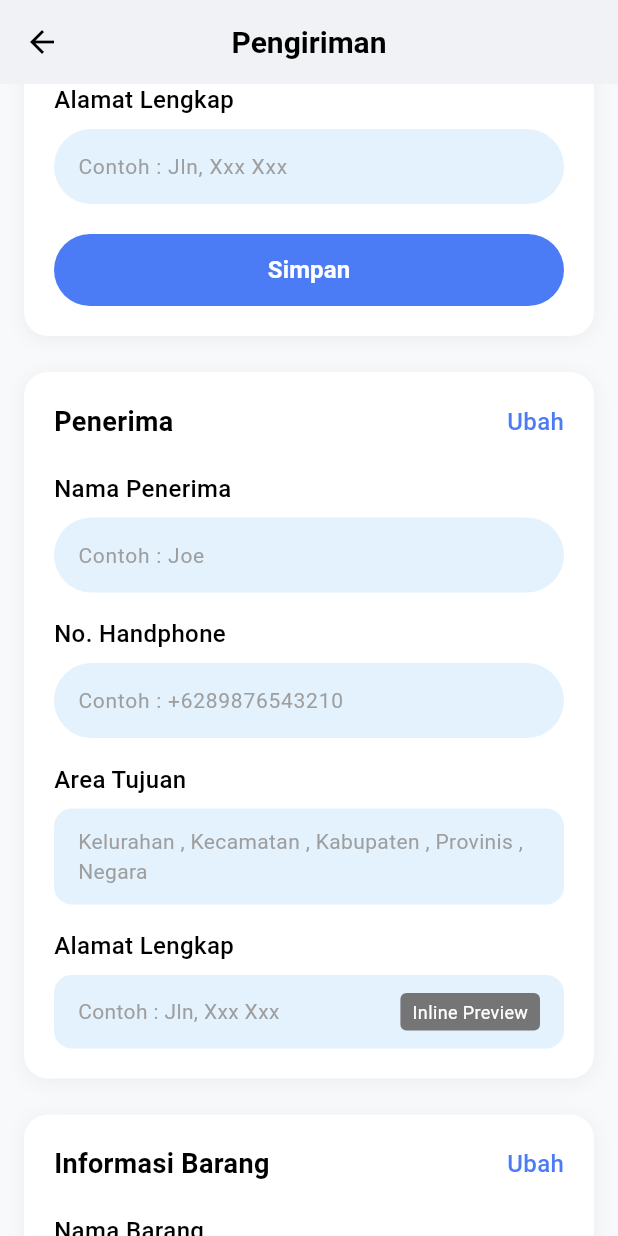
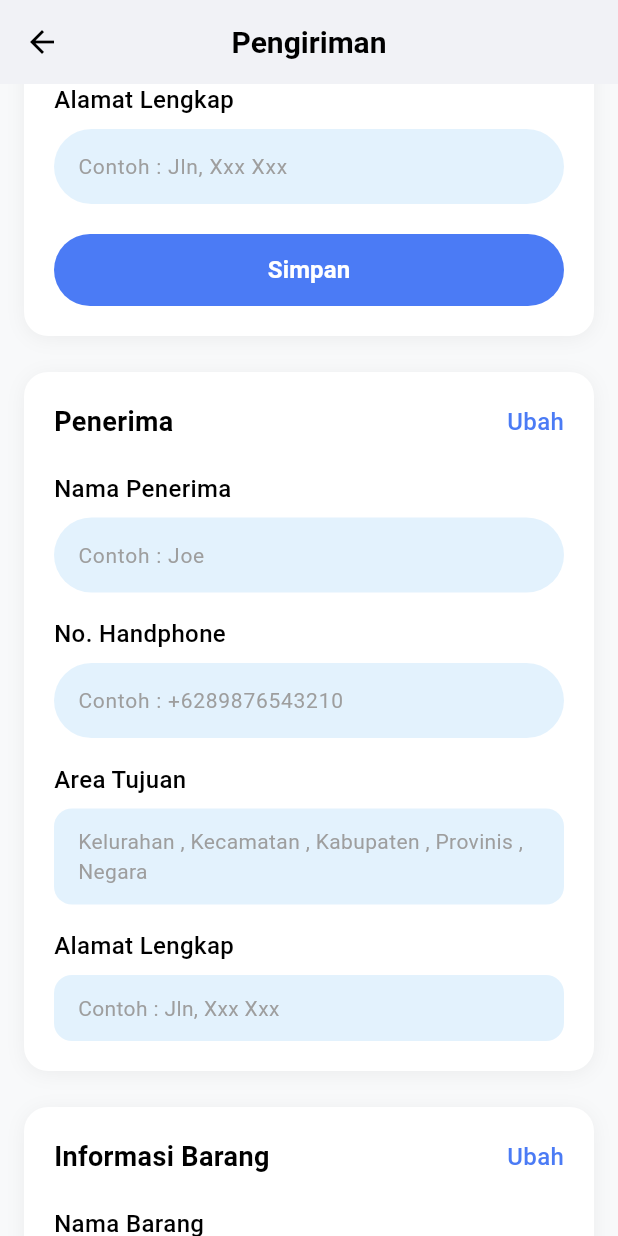
Before and after one commit to ArthaMaulana/WushShip, a Flutter app: the ShippingScreen screen opened directly, scrolled down 576 dp, on a phone screen of 412 x 824 dp. Run offline on Flutter 3.47's test engine with Material 3 defaults, Android fonts, the phone set to English and light mode, and no system bars.

Commit message:
update ui

```diff
--- a/lib/screens/shipping_screen.dart
+++ b/lib/screens/shipping_screen.dart
@@ -354,22 +354,6 @@ class _ShippingScreenState extends State<ShippingScreen> {
                   ),
                 ),
               ),
-              if (hasPreview)
-                Container(
-                  padding:
-                      const EdgeInsets.symmetric(horizontal: 8, vertical: 4),
-                  decoration: BoxDecoration(
-                    color: Colors.grey.shade600,
-                    borderRadius: BorderRadius.circular(4),
-                  ),
-                  child: const Text(
-                    'Inline Preview',
-                    style: TextStyle(
-                      color: Colors.white,
-                      fontSize: 12,
-                    ),
-                  ),
-                ),
             ],
           ),
         ),
```
Also changed, not shown: lib/screens/home_screen.dart (+7 -7 lines).
